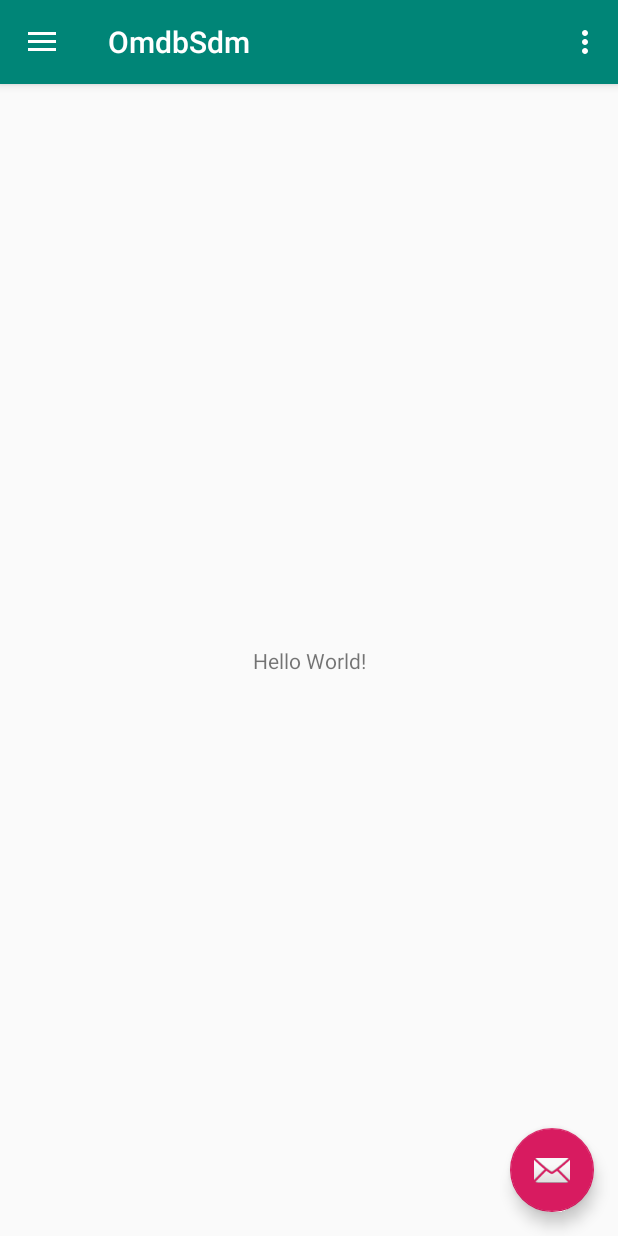
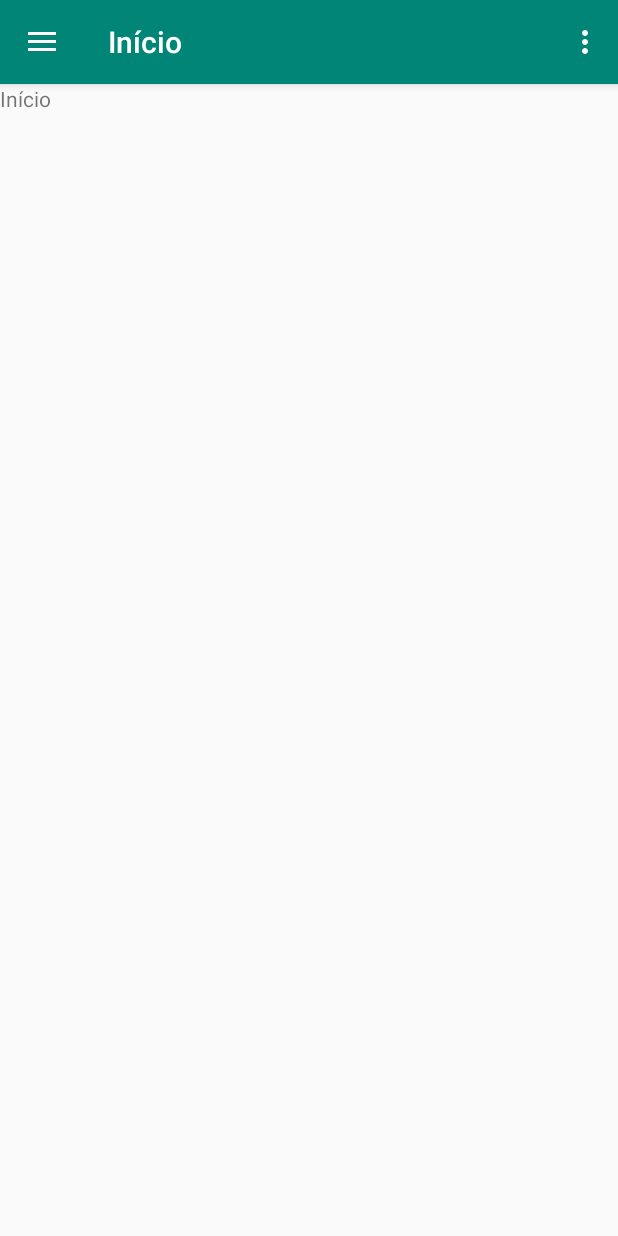
Before and after one commit to fbmanhani/OmdbSdm, an Android app: the screen it shows after launch (MainActivity), in the options menu, after a tap on "Settings", on a phone screen of 412 x 824 dp. Run offline under Robolectric (Android 15) with nearby library versions, the phone set to English and light mode, and no system bars.

Commit message:
Criação dos fragments iniciais.

```diff
--- a/app/build.gradle
+++ b/app/build.gradle
@@ -24,7 +24,7 @@ android {
 
 dependencies {
     implementation fileTree(dir: 'libs', include: ['*.jar'])
-    implementation"org.jetbrains.kotlin:kotlin-stdlib-jdk7:$kotlin_version"
+    implementation "org.jetbrains.kotlin:kotlin-stdlib-jdk7:$kotlin_version"
     implementation 'com.android.support:appcompat-v7:28.0.0'
     implementation 'com.android.support:support-v4:28.0.0'
     implementation 'com.android.support:design:28.0.0'
--- a/app/src/main/AndroidManifest.xml
+++ b/app/src/main/AndroidManifest.xml
@@ -11,6 +11,8 @@
             android:roundIcon="@mipmap/ic_launcher_round"
             android:supportsRtl="true"
             android:theme="@style/AppTheme">
+        <activity android:name=".PesquisaActivity">
+        </activity>
         <activity
                 android:name=".MainActivity"
                 android:label="@string/app_name"
--- /dev/null
+++ b/app/src/main/java/br/edu/ifsp/sdm/manhani/omdbsdm/InicioFragment.kt
@@ -0,0 +1,31 @@
+package br.edu.ifsp.sdm.manhani.omdbsdm
+
+
+import android.os.Bundle
+import android.support.v4.app.Fragment
+import android.view.LayoutInflater
+import android.view.View
+import android.view.ViewGroup
+
+
+// TODO: Rename parameter arguments, choose names that match
+// the fragment initialization parameters, e.g. ARG_ITEM_NUMBER
+private const val ARG_PARAM1 = "param1"
+private const val ARG_PARAM2 = "param2"
+
+/**
+ * A simple [Fragment] subclass.
+ *
+ */
+class InicioFragment : Fragment() {
+
+    override fun onCreateView(
+        inflater: LayoutInflater, container: ViewGroup?,
+        savedInstanceState: Bundle?
+    ): View? {
+        // Inflate the layout for this fragment
+        return inflater.inflate(R.layout.fragment_inicio, container, false)
+    }
+
+
+}
--- a/app/src/main/java/br/edu/ifsp/sdm/manhani/omdbsdm/MainActivity.kt
+++ b/app/src/main/java/br/edu/ifsp/sdm/manhani/omdbsdm/MainActivity.kt
@@ -1,19 +1,17 @@
 package br.edu.ifsp.sdm.manhani.omdbsdm
 
+import android.content.Intent
 import android.os.Bundle
-import android.support.design.widget.FloatingActionButton
-import android.support.design.widget.Snackbar
+import android.support.design.widget.NavigationView
 import android.support.v4.view.GravityCompat
+import android.support.v4.widget.DrawerLayout
 import android.support.v7.app.ActionBarDrawerToggle
-import android.view.MenuItem
-import android.support.v4.widget.DrawerLayout
-import android.support.design.widget.NavigationView
 import android.support.v7.app.AppCompatActivity
 import android.support.v7.widget.Toolbar
 import android.view.Menu
+import android.view.MenuItem
 
 class MainActivity : AppCompatActivity(), NavigationView.OnNavigationItemSelectedListener {
-
 
     override fun onCreate(savedInstanceState: Bundle?) {
         super.onCreate(savedInstanceState)
@@ -21,11 +19,6 @@ class MainActivity : AppCompatActivity(), NavigationView.OnNavigationItemSelecte
         val toolbar: Toolbar = findViewById(R.id.toolbar)
         setSupportActionBar(toolbar)
 
-        val fab: FloatingActionButton = findViewById(R.id.fab)
-        fab.setOnClickListener { view ->
-            Snackbar.make(view, "Replace with your own action", Snackbar.LENGTH_LONG)
-                .setAction("Action", null).show()
-        }
         val drawerLayout: DrawerLayout = findViewById(R.id.drawer_layout)
         val navView: NavigationView = findViewById(R.id.nav_view)
         val toggle = ActionBarDrawerToggle(
@@ -35,6 +28,12 @@ class MainActivity : AppCompatActivity(), NavigationView.OnNavigationItemSelecte
         toggle.syncState()
 
         navView.setNavigationItemSelectedListener(this)
+
+        replaceFragmenty(
+            fragment = InicioFragment(),
+            allowStateLoss = true,
+            containerViewId = R.id.mainContent
+        )
     }
 
     override fun onBackPressed() {
@@ -66,22 +65,20 @@ class MainActivity : AppCompatActivity(), NavigationView.OnNavigationItemSelecte
         // Handle navigation view item clicks here.
         when (item.itemId) {
             R.id.nav_home -> {
-                // Handle the camera action
+                replaceFragmenty(
+                    fragment = InicioFragment(),
+                    allowStateLoss = true,
+                    containerViewId = R.id.mainContent
+                )
+                title = "Início"
             }
-            R.id.nav_gallery -> {
-
-            }
-            R.id.nav_slideshow -> {
-
-            }
-            R.id.nav_tools -> {
-
-            }
-            R.id.nav_share -> {
-
-            }
-            R.id.nav_send -> {
-
+            R.id.nav_search -> {
+                replaceFragmenty(
+                    fragment = PesquisaFragment(),
+                    allowStateLoss = true,
+                    containerViewId = R.id.mainContent
+                )
+                title = "Pesquisar"
             }
         }
         val drawerLayout: DrawerLayout = findViewById(R.id.drawer_layout)
--- /dev/null
+++ b/app/src/main/java/br/edu/ifsp/sdm/manhani/omdbsdm/Util.kt
@@ -0,0 +1,20 @@
+package br.edu.ifsp.sdm.manhani.omdbsdm
+
+import android.support.annotation.IdRes
+import android.support.v4.app.Fragment
+import android.support.v7.app.AppCompatActivity
+
+fun AppCompatActivity.replaceFragmenty(
+    fragment: Fragment,
+    allowStateLoss: Boolean = false,
+    @IdRes containerViewId: Int
+) {
+    val ft = supportFragmentManager
+        .beginTransaction()
+        .replace(containerViewId, fragment)
+    if (!supportFragmentManager.isStateSaved) {
+        ft.commit()
+    } else if (allowStateLoss) {
+        ft.commitAllowingStateLoss()
+    }
+}
--- a/app/src/main/res/layout/app_bar_main.xml
+++ b/app/src/main/res/layout/app_bar_main.xml
@@ -23,12 +23,4 @@
 
     <include layout="@layout/content_main"/>
 
-    <android.support.design.widget.FloatingActionButton
-            android:id="@+id/fab"
-            android:layout_width="wrap_content"
-            android:layout_height="wrap_content"
-            android:layout_gravity="bottom|end"
-            android:layout_margin="@dimen/fab_margin"
-            app:srcCompat="@android:drawable/ic_dialog_email"/>
-
 </android.support.design.widget.CoordinatorLayout>
--- a/app/src/main/res/layout/content_main.xml
+++ b/app/src/main/res/layout/content_main.xml
@@ -9,13 +9,9 @@
         tools:showIn="@layout/app_bar_main"
         tools:context=".MainActivity">
 
-    <TextView
-            android:layout_width="wrap_content"
-            android:layout_height="wrap_content"
-            android:text="Hello World!"
-            app:layout_constraintBottom_toBottomOf="parent"
-            app:layout_constraintLeft_toLeftOf="parent"
-            app:layout_constraintRight_toRightOf="parent"
-            app:layout_constraintTop_toTopOf="parent"/>
+    <FrameLayout
+            android:layout_width="match_parent"
+            android:layout_height="match_parent" android:id="@+id/mainContent"
+    />
 
 </android.support.constraint.ConstraintLayout>
--- /dev/null
+++ b/app/src/main/res/layout/fragment_inicio.xml
@@ -0,0 +1,14 @@
+<?xml version="1.0" encoding="utf-8"?>
+<FrameLayout xmlns:android="http://schemas.android.com/apk/res/android"
+             xmlns:tools="http://schemas.android.com/tools"
+             android:layout_width="match_parent"
+             android:layout_height="match_parent"
+             tools:context=".InicioFragment">
+
+    <!-- TODO: Update blank fragment layout -->
+    <TextView
+            android:layout_width="match_parent"
+            android:layout_height="match_parent"
+            android:text="Início"/>
+
+</FrameLayout>
--- a/app/src/main/res/menu/activity_main_drawer.xml
+++ b/app/src/main/res/menu/activity_main_drawer.xml
@@ -7,32 +7,12 @@
         <item
                 android:id="@+id/nav_home"
                 android:icon="@drawable/ic_menu_camera"
-                android:title="@string/menu_home"/>
+                android:title="@string/in_cio"/>
         <item
-                android:id="@+id/nav_gallery"
-                android:icon="@drawable/ic_menu_gallery"
-                android:title="@string/menu_gallery"/>
-        <item
-                android:id="@+id/nav_slideshow"
-                android:icon="@drawable/ic_menu_slideshow"
-                android:title="@string/menu_slideshow"/>
-        <item
-                android:id="@+id/nav_tools"
-                android:icon="@drawable/ic_menu_manage"
-                android:title="@string/menu_tools"/>
+                android:id="@+id/nav_search"
+                android:icon="@android:drawable/ic_menu_search"
+                android:title="@string/pesquisar"/>
+
     </group>
 
-    <item android:title="Communicate">
-        <menu>
-            <item
-                    android:id="@+id/nav_share"
-                    android:icon="@drawable/ic_menu_share"
-                    android:title="@string/menu_share"/>
-            <item
-                    android:id="@+id/nav_send"
-                    android:icon="@drawable/ic_menu_send"
-                    android:title="@string/menu_send"/>
-        </menu>
-    </item>
-
 </menu>
--- a/app/src/main/res/values/strings.xml
+++ b/app/src/main/res/values/strings.xml
@@ -13,4 +13,9 @@
     <string name="menu_tools">Tools</string>
     <string name="menu_share">Share</string>
     <string name="menu_send">Send</string>
+    <string name="pesquisar">Pesquisar</string>
+    <string name="in_cio">Início</string>
+
+    <!-- TODO: Remove or change this placeholder text -->
+    <string name="hello_blank_fragment">Hello blank fragment</string>
 </resources>
```
Also changed, not shown: app/src/main/java/br/edu/ifsp/sdm/manhani/omdbsdm/PesquisaFragment.kt (added, +25 -0 lines), app/src/main/res/layout/fragment_pesquisa.xml (added, +14 -0 lines).
